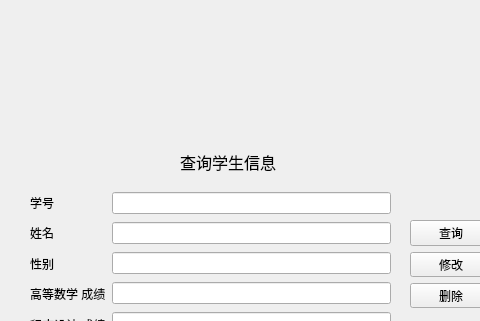
Above: SSMS/search_widget.ui from NogiNonoka/StudentStatusManagementSystem before the change; both pictures show x 160 to 640 and y 0 to 321 of the 800 by 600 pixel window. Below: the same form after it.
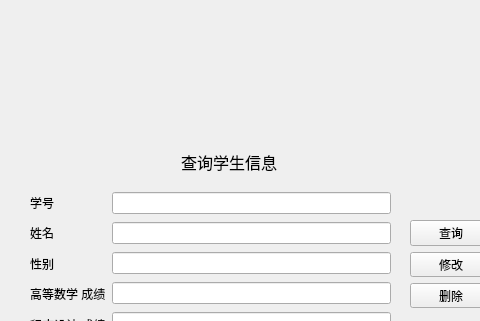
That is the form after the change.

What changed in the file:
```diff
--- a/SSMS/search_widget.ui
+++ b/SSMS/search_widget.ui
@@ -29,7 +29,7 @@
   <widget class="QLabel" name="widgetLabel">
    <property name="geometry">
     <rect>
-     <x>340</x>
+     <x>341</x>
      <y>150</y>
      <width>120</width>
      <height>23</height>
```
